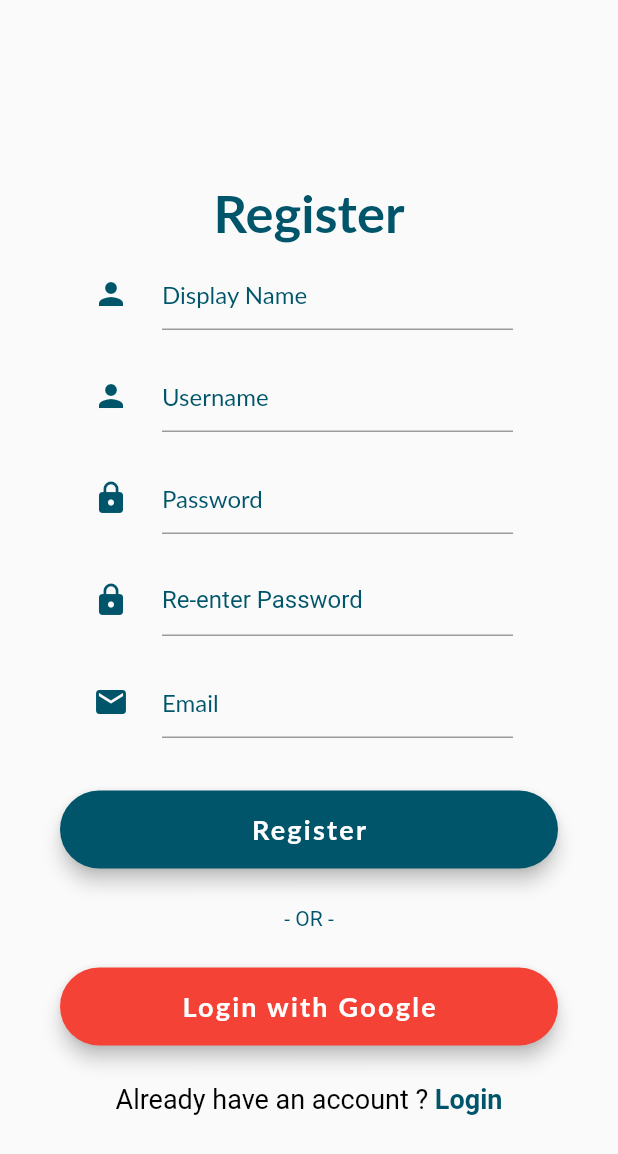
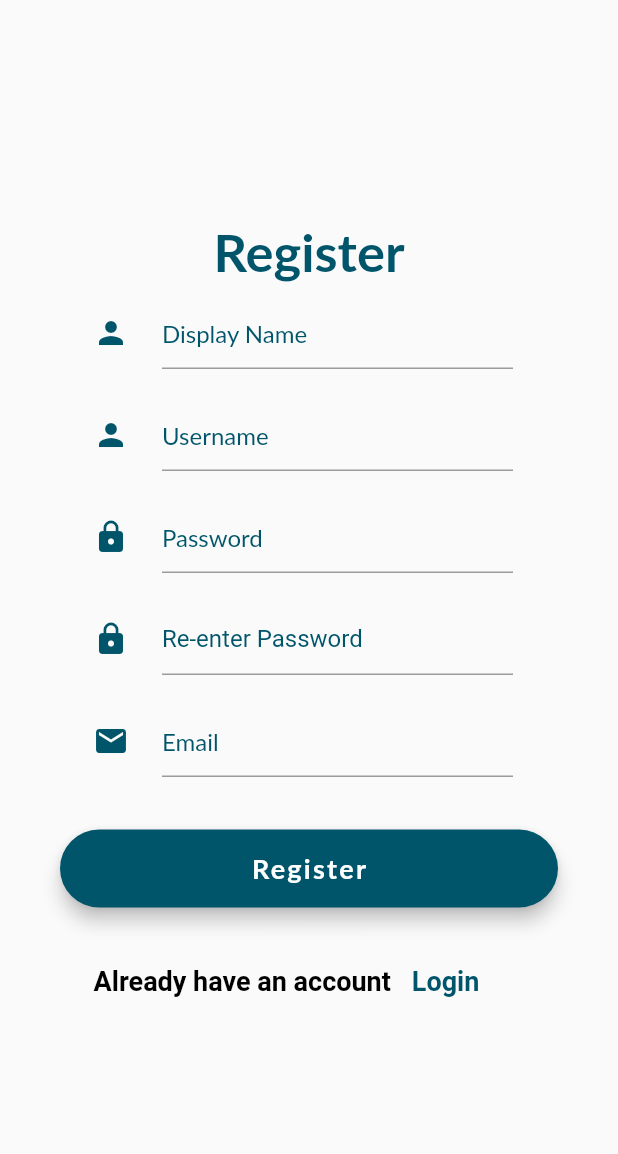
Before and after one commit to Umair-git99/cooknotes, a Flutter app: the RegisterScreen screen opened directly, on a phone screen of 412 x 824 dp. Shown: the top 1154 px of the screen. Run offline on Flutter 3.47's test engine with Material 2 defaults, Android fonts, the phone set to English and light mode, and no system bars; our stand-ins replace animated_splash_screen, image_picker, page_transition; missing offline and left inert: grouped_buttons; Roboto replaces fonts that are missing (Lato).

Commit message:
modify login and register screen

```diff
--- a/lib/main.dart
+++ b/lib/main.dart
@@ -32,8 +32,8 @@ class MyApp extends StatelessWidget {
         debugShowCheckedModeBanner: false,
         //  home: HomeScreen(mockData[0], mockData));
         // home: ProfileScreen(mockData[1]));
-        //home: SplashScreens());
-        home: SettingsScreen(mockData[0]));
+        home: SplashScreens());
+
     //   home: PlusButtonScreen(mockData[0]));
     //  home: UpdateRecipeScreen(mockData[1].recipe[1]));
     //  home: DisplayRecipeScreen(mockData[1].recipe[1]));
--- a/lib/screen/register_screen.dart
+++ b/lib/screen/register_screen.dart
@@ -1,12 +1,13 @@
+import 'package:cooknotes/models/mock_user.dart';
 import 'package:cooknotes/models/user.dart';
-import 'package:cooknotes/screen/constants.dart';
 import 'package:flutter/material.dart';
 import 'login_screen.dart';
 
 class RegisterScreen extends StatefulWidget {
-  List<User> all;
+  final List<User> all;
 
   RegisterScreen(this.all);
+
   @override
   _LoginScreenState createState() => _LoginScreenState();
 }
@@ -217,74 +218,33 @@ class _LoginScreenState extends State<RegisterScreen> {
     );
   }
 
-  Widget _buildText() {
-    return Column(
+  Widget _buildLoginText() {
+    return Row(
       children: <Widget>[
         Text(
-          '- OR -',
+          '     Already have an account ',
           style: TextStyle(
-            color: Color(0xff00556A),
-            fontWeight: FontWeight.w400,
+            color: Colors.black,
+            fontWeight: FontWeight.bold,
+            fontSize: 18.0,
           ),
         ),
-      ],
-    );
-  }
-
-  Widget _buildGoogleLoginBtn() {
-    return Container(
-      padding: EdgeInsets.symmetric(vertical: 25.0),
-      width: double.infinity,
-      child: RaisedButton(
-        elevation: 5.0,
-        onPressed: () => print('Login With Google button pressed'),
-        padding: EdgeInsets.all(15.0),
-        shape: RoundedRectangleBorder(
-          borderRadius: BorderRadius.circular(30.0),
-        ),
-        color: Colors.red,
-        child: Text(
-          'Login with Google',
-          style: TextStyle(
-            color: Colors.white,
-            letterSpacing: 1.5,
-            fontSize: 18.0,
-            fontWeight: FontWeight.bold,
-            fontFamily: 'Lato',
-          ),
-        ),
-      ),
-    );
-  }
-
-  Widget _buildLoginText() {
-    return GestureDetector(
-      //onTap: () => print('Sign Up Button Pressed'),
-      onTap: () {
-        Navigator.pushNamed(context, loginRoute);
-      },
-      child: RichText(
-        text: TextSpan(
-          children: [
-            TextSpan(
-              text: 'Already have an account ? ',
-              style: TextStyle(
-                color: Colors.black,
-                fontSize: 18.0,
-                fontWeight: FontWeight.w400,
-              ),
-            ),
-            TextSpan(
-              text: 'Login',
+        TextButton(
+            child: Text(
+              'Login',
               style: TextStyle(
                 color: Color(0xff00556A),
                 fontSize: 18.0,
                 fontWeight: FontWeight.bold,
               ),
             ),
-          ],
-        ),
-      ),
+            onPressed: () {
+              Navigator.push(
+                  context,
+                  new MaterialPageRoute(
+                      builder: (context) => LoginScreen(widget.all)));
+            })
+      ],
     );
   }
 
@@ -321,8 +281,6 @@ class _LoginScreenState extends State<RegisterScreen> {
                     _buildRePasswordTF(),
                     _buildEmailTF(),
                     _buildRegisterBtn(),
-                    _buildText(),
-                    _buildGoogleLoginBtn(),
                     _buildLoginText(),
                   ],
                 ),
```
Also changed, not shown: lib/screen/login_screen.dart (+35 -75 lines).
